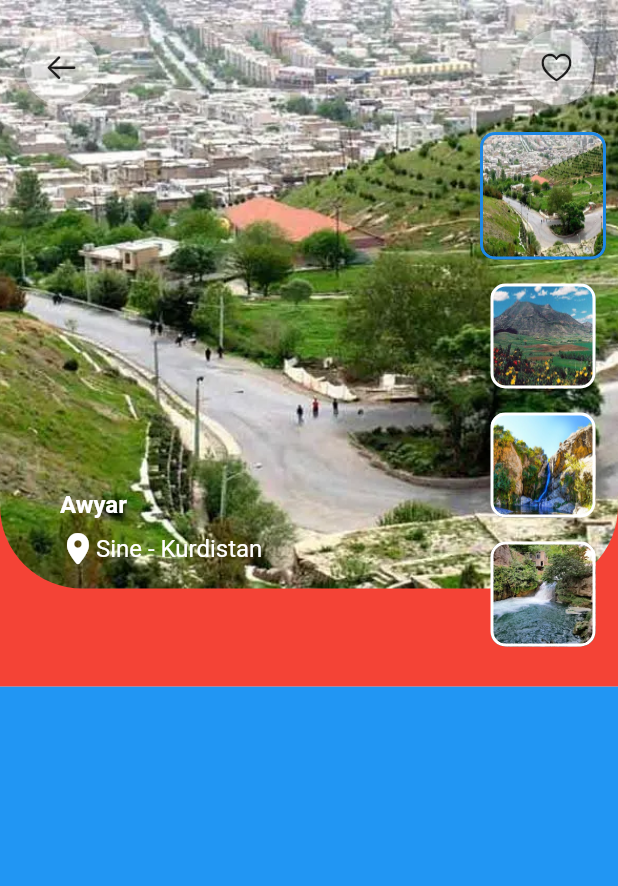
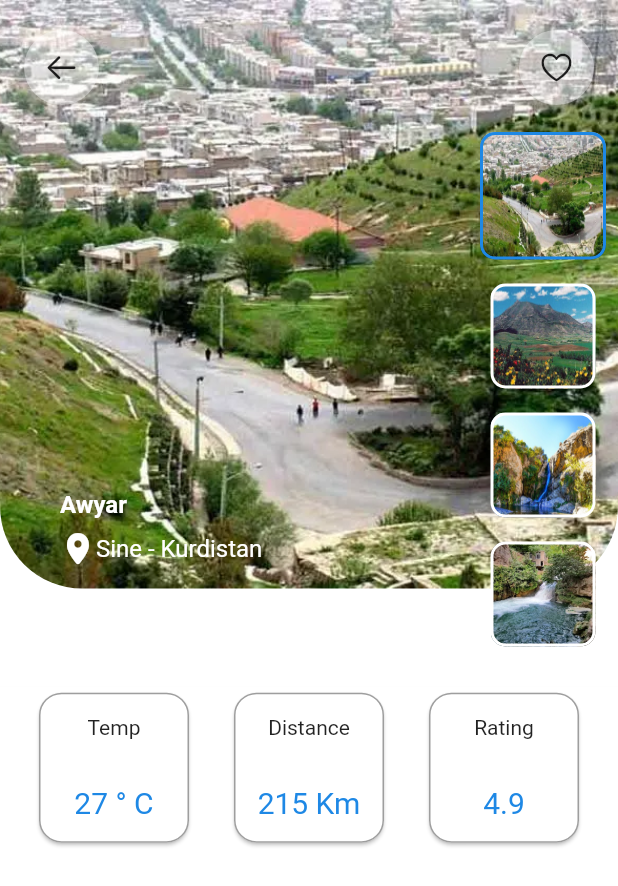
Before and after one commit to hesamkurd/travel-flutter, a Flutter app: the screen it shows after launch, on a phone screen of 412 x 824 dp. Shown: the top 886 px of the screen. Run offline on Flutter 3.47's test engine with Material 2 defaults, Android fonts, the light colour scheme and no system bars; our stand-ins replace get.

Commit message:
set temp and rate and distance

```diff
--- a/lib/main.dart
+++ b/lib/main.dart
@@ -41,7 +41,7 @@
             Container(
               width: double.infinity,
               height: size.height / 1.8,
-              color: Colors.red,
+              color: Colors.white,
               child: Stack(
                 children: [
                   // Background Image
@@ -158,7 +158,85 @@
             Expanded(
               child: Container(
                 width: double.infinity,
-                color: Colors.blue,
+                color: Colors.white,
+                child: Column(
+                  children: [
+                    Row(
+                      mainAxisAlignment: MainAxisAlignment.spaceEvenly,
+                      children: [
+                        Card(
+                          shape: RoundedRectangleBorder(
+                            borderRadius: BorderRadius.circular(15),
+                            side:
+                                const BorderSide(color: Colors.grey, width: 1),
+                          ),
+                          child: SizedBox(
+                            width: 100,
+                            height: 100,
+                            child: Column(
+                              mainAxisAlignment: MainAxisAlignment.spaceAround,
+                              children: [
+                                const Text("Temp"),
+                                Text(
+                                  '${travelList[_selectedIndex].temp} \u00b0 C',
+                                  style: TextStyle(
+                                      fontSize: 20,
+                                      color: Colors.blue.shade600),
+                                )
+                              ],
+                            ),
+                          ),
+                        ),
+                        Card(
+                          shape: RoundedRectangleBorder(
+                            borderRadius: BorderRadius.circular(15),
+                            side:
+                                const BorderSide(color: Colors.grey, width: 1),
+                          ),
+                          child: SizedBox(
+                            width: 100,
+                            height: 100,
+                            child: Column(
+                              mainAxisAlignment: MainAxisAlignment.spaceAround,
+                              children: [
+                                const Text("Distance"),
+                                Text(
+                                  '${travelList[_selectedIndex].distance} Km',
+                                  style: TextStyle(
+                                      fontSize: 20,
+                                      color: Colors.blue.shade600),
+                                )
+                              ],
+                            ),
+                          ),
+                        ),
+                        Card(
+                          shape: RoundedRectangleBorder(
+                            borderRadius: BorderRadius.circular(15),
+                            side:
+                                const BorderSide(color: Colors.grey, width: 1),
+                          ),
+                          child: SizedBox(
+                            width: 100,
+                            height: 100,
+                            child: Column(
+                              mainAxisAlignment: MainAxisAlignment.spaceAround,
+                              children: [
+                                const Text("Rating"),
+                                Text(
+                                  travelList[_selectedIndex].rating,
+                                  style: TextStyle(
+                                      fontSize: 20,
+                                      color: Colors.blue.shade600),
+                                )
+                              ],
+                            ),
+                          ),
+                        ),
+                      ],
+                    ),
+                  ],
+                ),
               ),
             ),
           ],
```
